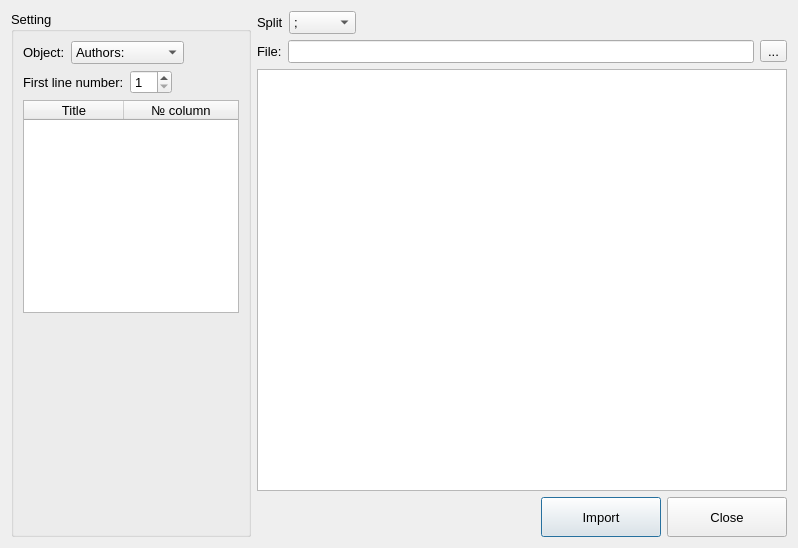
This is librarian/import.ui in Skyrim78/Librarian as Qt 5 draws it before an edit. The edited form follows.
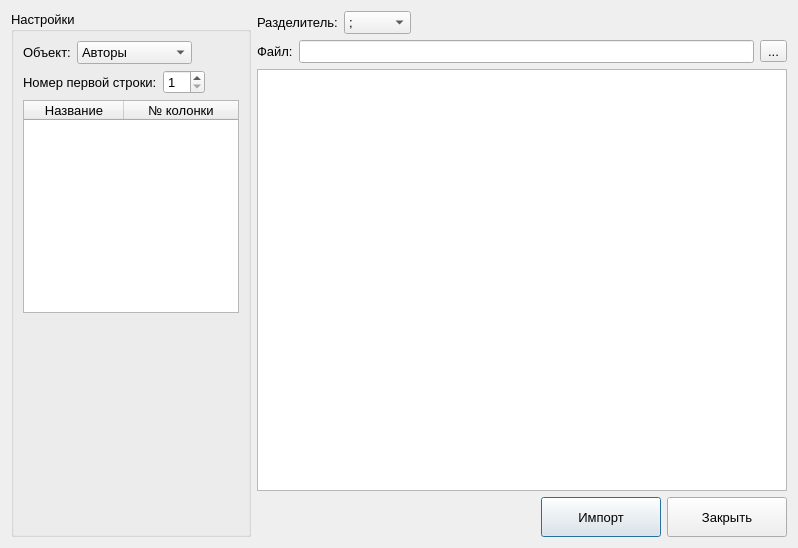
This is the edited form.

The edit to the form file:
```diff
--- a/librarian/import.ui
+++ b/librarian/import.ui
@@ -36,7 +36,7 @@
         </size>
        </property>
        <property name="title">
-        <string>Setting</string>
+        <string>Настройки</string>
        </property>
        <layout class="QGridLayout" name="gridLayout">
         <item row="0" column="0">
@@ -46,7 +46,7 @@
             <item>
              <widget class="QLabel" name="label_4">
               <property name="text">
-               <string>Object:</string>
+               <string>Объект:</string>
               </property>
              </widget>
             </item>
@@ -54,37 +54,37 @@
              <widget class="QComboBox" name="comboBox_object">
               <item>
                <property name="text">
-                <string>Authors:</string>
+                <string>Авторы</string>
                </property>
               </item>
               <item>
                <property name="text">
-                <string>Publishers:</string>
+                <string>Издательства</string>
                </property>
               </item>
               <item>
                <property name="text">
-                <string>Sections:</string>
+                <string>Разделы</string>
                </property>
               </item>
               <item>
                <property name="text">
-                <string>Category:</string>
+                <string>Категории</string>
                </property>
               </item>
               <item>
                <property name="text">
-                <string>Books:</string>
+                <string>Книги</string>
                </property>
               </item>
               <item>
                <property name="text">
-                <string>Readers:</string>
+                <string>Читатели</string>
                </property>
               </item>
               <item>
                <property name="text">
-                <string>Organizations:</string>
+                <string>Организации</string>
                </property>
               </item>
              </widget>
@@ -109,7 +109,7 @@
             <item>
              <widget class="QLabel" name="label">
               <property name="text">
-               <string>First line number:</string>
+               <string>Номер первой строки:</string>
               </property>
              </widget>
             </item>
@@ -148,12 +148,12 @@
             </attribute>
             <column>
              <property name="text">
-              <string>Title</string>
+              <string>Название</string>
              </property>
             </column>
             <column>
              <property name="text">
-              <string>№ column</string>
+              <string>№ колонки</string>
              </property>
             </column>
            </widget>
@@ -183,7 +183,7 @@
          <item>
           <widget class="QLabel" name="label_3">
            <property name="text">
-            <string>Split</string>
+            <string>Разделитель:</string>
            </property>
           </widget>
          </item>
@@ -236,7 +236,7 @@
          <item>
           <widget class="QLabel" name="label_2">
            <property name="text">
-            <string>File:</string>
+            <string>Файл:</string>
            </property>
           </widget>
          </item>
@@ -285,7 +285,7 @@
             </size>
            </property>
            <property name="text">
-            <string>Import</string>
+            <string>Импорт</string>
            </property>
           </widget>
          </item>
@@ -304,7 +304,7 @@
             </size>
            </property>
            <property name="text">
-            <string>Close</string>
+            <string>Закрыть</string>
            </property>
           </widget>
          </item>
```
